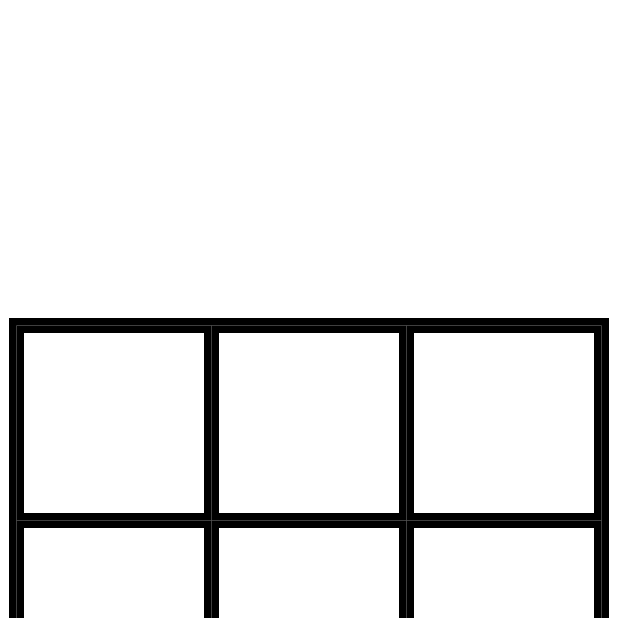
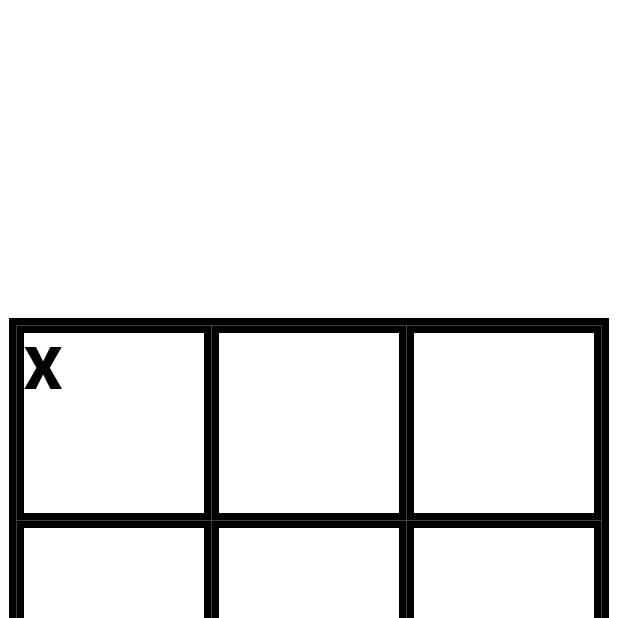
Before and after one commit to akhadkathoki/tic_tac_toe1, a Flutter app: the screen it shows after launch, on a phone screen of 412 x 824 dp, the top half of it. Run offline on Flutter 3.47's test engine with Material 2 defaults, Android fonts, the phone set to English and light mode, and no system bars.

Commit message:
Removed comment

```diff
--- a/lib/main.dart
+++ b/lib/main.dart
@@ -62,14 +62,14 @@ class _MyAppState extends State<MyApp> {
                                   color: Colors.black,
                                 ),
                               ),
-                              // child: Text(
-                              //   cross,
-                              //   style: TextStyle(
-                              //     color: Colors.black,
-                              //     fontSize: 40,
-                              //     fontWeight: FontWeight.w900,
-                              //   ),
-                              // ),
+                              child: Text(
+                                cross,
+                                style: TextStyle(
+                                  color: Colors.black,
+                                  fontSize: 40,
+                                  fontWeight: FontWeight.w900,
+                                ),
+                              ),
                             ),
                           ),
                           Container(
```
